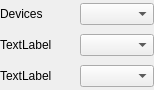
This is src/toolsui/SAKBleCentralToolUi.ui in x-tools-author/x-tools as Qt 5 draws it before an edit. The edited form follows.
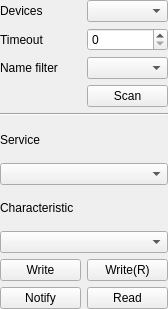
This is the edited form.

```diff
--- a/src/toolsui/SAKBleCentralToolUi.ui
+++ b/src/toolsui/SAKBleCentralToolUi.ui
@@ -6,8 +6,8 @@
    <rect>
     <x>0</x>
     <y>0</y>
-    <width>154</width>
-    <height>90</height>
+    <width>168</width>
+    <height>309</height>
    </rect>
   </property>
   <property name="windowTitle">
@@ -26,6 +26,72 @@
    <property name="bottomMargin">
     <number>0</number>
    </property>
+   <item row="9" column="0" colspan="2">
+    <layout class="QGridLayout" name="gridLayout_2">
+     <item row="0" column="0">
+      <widget class="QPushButton" name="pushButton_4">
+       <property name="text">
+        <string>Write</string>
+       </property>
+      </widget>
+     </item>
+     <item row="1" column="0">
+      <widget class="QPushButton" name="pushButton_3">
+       <property name="text">
+        <string>Notify</string>
+       </property>
+      </widget>
+     </item>
+     <item row="0" column="1">
+      <widget class="QPushButton" name="pushButton_5">
+       <property name="text">
+        <string>Write(R)</string>
+       </property>
+      </widget>
+     </item>
+     <item row="1" column="1">
+      <widget class="QPushButton" name="pushButton_6">
+       <property name="text">
+        <string>Read</string>
+       </property>
+      </widget>
+     </item>
+    </layout>
+   </item>
+   <item row="7" column="0" colspan="2">
+    <widget class="QLabel" name="label_3">
+     <property name="text">
+      <string>Characteristic</string>
+     </property>
+    </widget>
+   </item>
+   <item row="1" column="1">
+    <widget class="QSpinBox" name="spinBox"/>
+   </item>
+   <item row="4" column="0" colspan="2">
+    <widget class="Line" name="line">
+     <property name="orientation">
+      <enum>Qt::Horizontal</enum>
+     </property>
+    </widget>
+   </item>
+   <item row="1" column="0">
+    <widget class="QLabel" name="label_5">
+     <property name="text">
+      <string>Timeout</string>
+     </property>
+    </widget>
+   </item>
+   <item row="2" column="0">
+    <widget class="QLabel" name="label_4">
+     <property name="text">
+      <string>Name filter</string>
+     </property>
+    </widget>
+   </item>
+   <item row="8" column="0" colspan="2">
+    <widget class="QComboBox" name="comboBox_3"/>
+   </item>
    <item row="0" column="0">
     <widget class="QLabel" name="label">
      <property name="text">
@@ -33,28 +99,28 @@
      </property>
     </widget>
    </item>
+   <item row="6" column="0" colspan="2">
+    <widget class="QComboBox" name="comboBox_2"/>
+   </item>
+   <item row="5" column="0" colspan="2">
+    <widget class="QLabel" name="label_2">
+     <property name="text">
+      <string>Service</string>
+     </property>
+    </widget>
+   </item>
    <item row="0" column="1">
     <widget class="QComboBox" name="comboBox"/>
    </item>
-   <item row="1" column="0">
-    <widget class="QLabel" name="label_2">
+   <item row="3" column="1">
+    <widget class="QPushButton" name="pushButton">
      <property name="text">
-      <string>TextLabel</string>
-     </property>
-    </widget>
-   </item>
-   <item row="1" column="1">
-    <widget class="QComboBox" name="comboBox_2"/>
-   </item>
-   <item row="2" column="0">
-    <widget class="QLabel" name="label_3">
-     <property name="text">
-      <string>TextLabel</string>
+      <string>Scan</string>
      </property>
     </widget>
    </item>
    <item row="2" column="1">
-    <widget class="QComboBox" name="comboBox_3"/>
+    <widget class="QComboBox" name="comboBox_4"/>
    </item>
   </layout>
  </widget>
```
